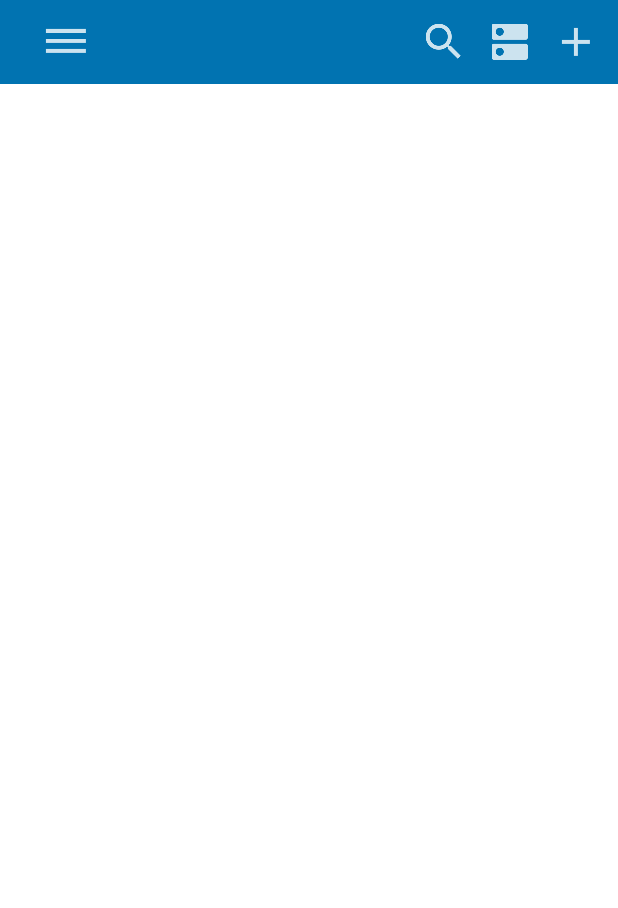
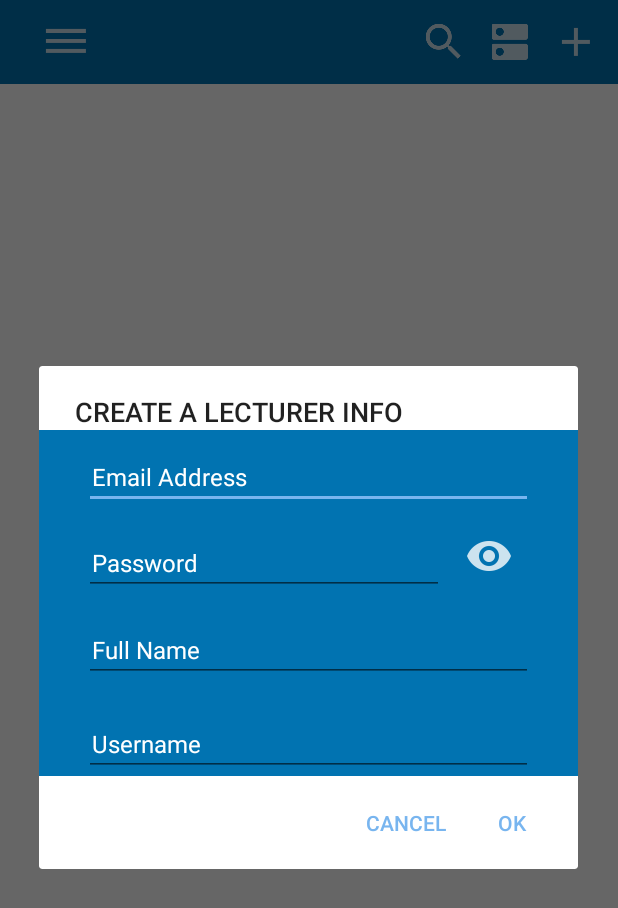
Before and after one commit to CheeKeatSong/CK-Lucas, an Android app: the RecyclerViewExample screen opened directly, with no data from a screen before it, after a tap on an icon or button, on a phone screen of 412 x 824 dp. Shown: the top 908 px of the screen. Run offline under Robolectric (Android 15) with nearby library versions, the phone set to English and light mode, and no system bars; libraries missing offline, so code that uses them is left out: com.daimajia.swipe; 3 statements that could not run were skipped.

Commit message:
Add data

```diff
--- a/app/src/main/java/com/point2points/kdusurveysystem/RecyclerViewExample.java
+++ b/app/src/main/java/com/point2points/kdusurveysystem/RecyclerViewExample.java
@@ -2,19 +2,25 @@ package com.point2points.kdusurveysystem;
 
         import android.app.ActionBar;
         import android.app.Activity;
+        import android.content.DialogInterface;
+        import android.media.Image;
         import android.os.Build;
         import android.os.Bundle;
+        import android.support.v7.app.AlertDialog;
         import android.support.v7.app.AppCompatActivity;
         import android.support.v7.widget.ActionMenuView;
         import android.support.v7.widget.LinearLayoutManager;
         import android.support.v7.widget.RecyclerView;
         import android.support.v7.widget.Toolbar;
+        import android.text.InputType;
         import android.util.Log;
         import android.view.LayoutInflater;
         import android.view.Menu;
         import android.view.MenuItem;
+        import android.view.MotionEvent;
         import android.view.View;
         import android.widget.AdapterView;
+        import android.widget.EditText;
         import android.widget.ImageButton;
         import android.widget.Spinner;
         import android.widget.TextView;
@@ -111,7 +117,57 @@ public class RecyclerViewExample extends AppCompatActivity {
         addButton.setOnClickListener(new View.OnClickListener() {
             @Override
             public void onClick(View v) {
-                Toast.makeText(RecyclerViewExample.this,"DoubleClick", Toast.LENGTH_SHORT).show();
+                LayoutInflater li = LayoutInflater.from(RecyclerViewExample.this);
+                View promptsView = li.inflate(R.layout.lecturer_prompt, null);
+
+                AlertDialog.Builder alertDialogBuilder = new AlertDialog.Builder(RecyclerViewExample.this);
+
+                alertDialogBuilder.setView(promptsView);
+                alertDialogBuilder.setTitle("CREATE A LECTURER INFO");
+
+                final EditText email = (EditText) promptsView.findViewById(R.id.lecturer_dialog_email);
+                final EditText password = (EditText) promptsView.findViewById(R.id.lecturer_dialog_password);
+                final EditText fullname = (EditText) promptsView.findViewById(R.id.lecturer_dialog_fullname);
+                final EditText username = (EditText) promptsView.findViewById(R.id.lecturer_dialog_username);
+
+                final ImageButton showpass = (ImageButton) promptsView.findViewById(R.id.lecturer_dialog_show_password);
+                showpass.setOnTouchListener(new View.OnTouchListener() {
+                    public boolean onTouch(View v, MotionEvent event) {
+
+                        switch ( event.getAction() ) {
+                            case MotionEvent.ACTION_DOWN:
+                                password.setInputType(InputType.TYPE_CLASS_TEXT);
+                                break;
+                            case MotionEvent.ACTION_UP:
+                                password.setInputType(InputType.TYPE_CLASS_TEXT | InputType.TYPE_TEXT_VARIATION_PASSWORD);
+                                break;
+                        }
+                        return true;
+                    }
+                });
+
+                alertDialogBuilder
+                        .setCancelable(false)
+                        .setPositiveButton("OK",
+                                new DialogInterface.OnClickListener() {
+                                    public void onClick(DialogInterface dialog,int id) {
+                                        final String inputEmail = email.getText().toString();
+                                        final String inputPassword = password.getText().toString();
+                                        final String inputFullName = fullname.getText().toString();
+                                        final String inputUsername = username.getText().toString();
+
+                                        Lecturer lecturer = new Lecturer();
+                                        lecturer.createLecturer(inputEmail,inputPassword,inputFullName,inputUsername);
+                                    }
+                                })
+                        .setNegativeButton("Cancel",
+                                new DialogInterface.OnClickListener() {
+                                    public void onClick(DialogInterface dialog,int id) {
+                                        dialog.cancel();
+                                    }
+                                });
+                AlertDialog alertDialog = alertDialogBuilder.create();
+                alertDialog.show();
             }
         });
 
--- /dev/null
+++ b/app/src/main/res/layout/lecturer_prompt.xml
@@ -0,0 +1,91 @@
+<?xml version="1.0" encoding="utf-8"?>
+<LinearLayout xmlns:android="http://schemas.android.com/apk/res/android"
+              android:orientation="vertical"
+              android:layout_width="match_parent"
+              android:layout_height="match_parent"
+              android:background="@color/kdu_blue"
+              android:gravity="center">
+
+    <EditText
+        android:layout_marginTop="10dp"
+        android:layout_gravity="center"
+        android:paddingLeft="5dp"
+        android:paddingRight="5dp"
+        android:id="@+id/lecturer_dialog_email"
+        android:layout_width="match_parent"
+        android:layout_height="wrap_content"
+        android:textSize="16dp"
+        android:textColor="@color/white"
+        android:textColorHint="@color/white"
+        android:inputType="textEmailAddress"
+        android:layout_marginLeft="30dp"
+        android:layout_marginRight="30dp"
+        android:hint="@string/email_address"/>
+
+    <LinearLayout
+        android:orientation="horizontal"
+        android:layout_width="match_parent"
+        android:layout_height="wrap_content">
+
+    <EditText
+        android:layout_gravity="center"
+        android:paddingLeft="5dp"
+        android:paddingRight="5dp"
+        android:layout_marginTop="10dp"
+        android:id="@+id/lecturer_dialog_password"
+        android:layout_width="match_parent"
+        android:layout_height="wrap_content"
+        android:layout_weight="1"
+        android:textSize="16dp"
+        android:textColor="@color/white"
+        android:textColorHint="@color/white"
+        android:inputType="textPassword"
+        android:layout_marginLeft="30dp"
+        android:hint="@string/password"/>
+
+        <ImageButton
+            android:contentDescription="@string/show_password"
+            android:layout_marginRight="30dp"
+            android:layout_weight="3"
+            android:src="@drawable/eye_sight"
+            android:layout_marginTop="15dp"
+            android:layout_width="match_parent"
+            android:layout_height="wrap_content"
+            android:id="@+id/lecturer_dialog_show_password"
+            android:background="?attr/actionBarItemBackground"/>
+
+    </LinearLayout>
+
+    <EditText
+        android:layout_gravity="center"
+        android:paddingLeft="5dp"
+        android:paddingRight="5dp"
+        android:layout_marginTop="20dp"
+        android:id="@+id/lecturer_dialog_fullname"
+        android:layout_width="match_parent"
+        android:layout_height="wrap_content"
+        android:textSize="16dp"
+        android:textColor="@color/white"
+        android:textColorHint="@color/white"
+        android:layout_marginLeft="30dp"
+        android:layout_marginRight="30dp"
+        android:hint="@string/fullname"/>
+
+    <EditText
+        android:layout_gravity="center"
+        android:paddingLeft="5dp"
+        android:paddingRight="5dp"
+        android:layout_marginTop="20dp"
+        android:id="@+id/lecturer_dialog_username"
+        android:layout_width="match_parent"
+        android:layout_height="wrap_content"
+        android:textSize="16dp"
+        android:textColor="@color/white"
+        android:textColorHint="@color/white"
+        android:layout_marginLeft="30dp"
+        android:layout_marginRight="30dp"
+        android:hint="@string/username"/>
+
+    <requestFocus />
+
+</LinearLayout>
--- a/app/src/main/res/values/strings.xml
+++ b/app/src/main/res/values/strings.xml
@@ -1,12 +1,14 @@
 <resources>
     <string name="app_name">KDU Survey System</string>
     <string name="username">Username</string>
+    <string name="fullname">Full Name</string>
     <string name="email_address">Email Address</string>
     <string name="password">Password</string>
     <string name="login">Login</string>
     <string name="teaching_survey">TEACHING SURVEY</string>
     <string name="minimum_password">Password too short, enter minimum 6 characters!</string>
     <string name="auth_failed">Authentication failed</string>
+    <string name="show_password">Show Password</string>
 
     <string name="add">Add a data</string>
     <string name="sort">Sort</string>
--- a/build.gradle
+++ b/build.gradle
@@ -6,7 +6,7 @@ buildscript {
     }
     dependencies {
         classpath 'com.google.gms:google-services:3.0.0'
-        classpath 'com.android.tools.build:gradle:2.2.0'
+        classpath 'com.android.tools.build:gradle:2.2.1'
 
         // NOTE: Do not place your application dependencies here; they belong
         // in the individual module build.gradle files
```
Also changed, not shown: app/src/main/java/com/point2points/kdusurveysystem/Lecturer.java (+8 -10 lines), app/src/main/java/com/point2points/kdusurveysystem/Login.java (+20 -6 lines), app/src/main/res/layout/login.xml (+13 -2 lines), app/src/main/ic_show_password-web.png (added), app/src/main/res/drawable-hdpi/eye_sight.png (added), app/src/main/res/drawable-mdpi/eye_sight.png (added), app/src/main/res/drawable-xhdpi/eye_sight.png (added), app/src/main/res/drawable-xxhdpi/eye_sight.png (added).
